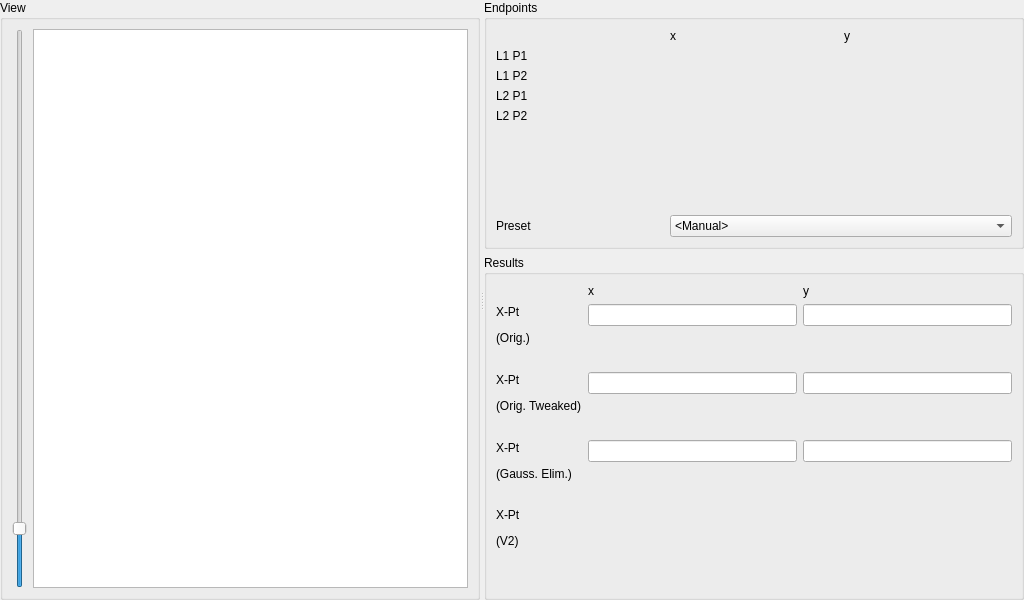
Qt form src/gui/widget.ui (JKSH/QTBUG-75146-Study) before a commit.
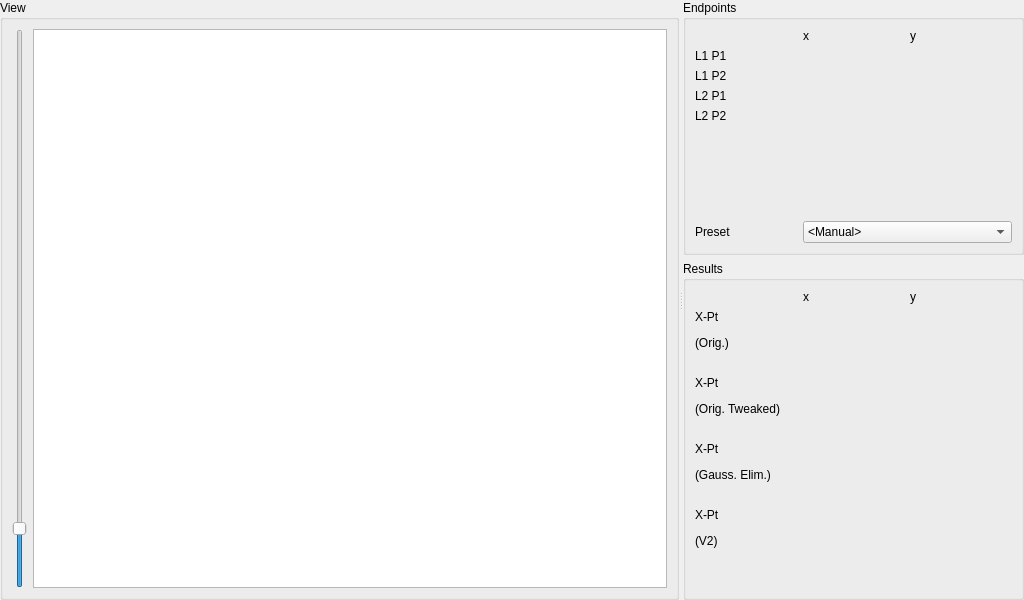
The same form after that commit. Custom widgets are drawn as their Qt base class.

Commit message: More refactoring into ResultWidget

```diff
--- a/src/gui/widget.ui
+++ b/src/gui/widget.ui
@@ -254,34 +254,6 @@
          </property>
         </widget>
        </item>
-       <item row="8" column="1" colspan="2">
-        <widget class="QLabel" name="label_iType_gaussElim">
-         <property name="text">
-          <string/>
-         </property>
-        </widget>
-       </item>
-       <item row="7" column="2">
-        <widget class="QLineEdit" name="le_iy_gaussElim">
-         <property name="readOnly">
-          <bool>true</bool>
-         </property>
-        </widget>
-       </item>
-       <item row="1" column="1">
-        <widget class="QLineEdit" name="le_ix_flsiOrig">
-         <property name="readOnly">
-          <bool>true</bool>
-         </property>
-        </widget>
-       </item>
-       <item row="4" column="1">
-        <widget class="QLineEdit" name="le_ix_flsiTweaked">
-         <property name="readOnly">
-          <bool>true</bool>
-         </property>
-        </widget>
-       </item>
        <item row="3" column="0">
         <spacer name="verticalSpacer_2">
          <property name="orientation">
@@ -305,27 +277,6 @@
          </property>
         </widget>
        </item>
-       <item row="5" column="1" colspan="2">
-        <widget class="QLabel" name="label_iType_flsiTweaked">
-         <property name="text">
-          <string/>
-         </property>
-        </widget>
-       </item>
-       <item row="1" column="2">
-        <widget class="QLineEdit" name="le_iy_flsiOrig">
-         <property name="readOnly">
-          <bool>true</bool>
-         </property>
-        </widget>
-       </item>
-       <item row="4" column="0" rowspan="2">
-        <widget class="QLabel" name="label_10">
-         <property name="text">
-          <string>&lt;html&gt;&lt;head/&gt;&lt;body&gt;&lt;p&gt;X-Pt&lt;/p&gt;&lt;p&gt;(Orig. Tweaked)&lt;/p&gt;&lt;/body&gt;&lt;/html&gt;</string>
-         </property>
-        </widget>
-       </item>
        <item row="12" column="0">
         <spacer name="verticalSpacer_4">
          <property name="orientation">
@@ -339,27 +290,6 @@
          </property>
         </spacer>
        </item>
-       <item row="7" column="0" rowspan="2">
-        <widget class="QLabel" name="label_11">
-         <property name="text">
-          <string>&lt;html&gt;&lt;head/&gt;&lt;body&gt;&lt;p&gt;X-Pt&lt;/p&gt;&lt;p&gt;(Gauss. Elim.)&lt;/p&gt;&lt;/body&gt;&lt;/html&gt;</string>
-         </property>
-        </widget>
-       </item>
-       <item row="7" column="1">
-        <widget class="QLineEdit" name="le_ix_gaussElim">
-         <property name="readOnly">
-          <bool>true</bool>
-         </property>
-        </widget>
-       </item>
-       <item row="2" column="1" colspan="2">
-        <widget class="QLabel" name="label_iType_flsiOrig">
-         <property name="text">
-          <string/>
-         </property>
-        </widget>
-       </item>
        <item row="6" column="0">
         <spacer name="verticalSpacer_3">
          <property name="orientation">
@@ -376,20 +306,6 @@
          </property>
         </spacer>
        </item>
-       <item row="1" column="0" rowspan="2">
-        <widget class="QLabel" name="label_7">
-         <property name="text">
-          <string>&lt;html&gt;&lt;head/&gt;&lt;body&gt;&lt;p&gt;X-Pt&lt;/p&gt;&lt;p&gt;(Orig.)&lt;/p&gt;&lt;/body&gt;&lt;/html&gt;</string>
-         </property>
-        </widget>
-       </item>
-       <item row="4" column="2">
-        <widget class="QLineEdit" name="le_iy_flsiTweaked">
-         <property name="readOnly">
-          <bool>true</bool>
-         </property>
-        </widget>
-       </item>
        <item row="9" column="0">
         <spacer name="verticalSpacer_5">
          <property name="orientation">
@@ -416,6 +332,36 @@
        <item row="10" column="1" colspan="2">
         <widget class="ResultWidget" name="result_flsiV2" native="true"/>
        </item>
+       <item row="1" column="1" colspan="2">
+        <widget class="ResultWidget" name="result_flsiOrig" native="true"/>
+       </item>
+       <item row="1" column="0">
+        <widget class="QLabel" name="label_7">
+         <property name="text">
+          <string>&lt;html&gt;&lt;head/&gt;&lt;body&gt;&lt;p&gt;X-Pt&lt;/p&gt;&lt;p&gt;(Orig.)&lt;/p&gt;&lt;/body&gt;&lt;/html&gt;</string>
+         </property>
+        </widget>
+       </item>
+       <item row="4" column="1" colspan="2">
+        <widget class="ResultWidget" name="result_flsiTweaked" native="true"/>
+       </item>
+       <item row="4" column="0">
+        <widget class="QLabel" name="label_10">
+         <property name="text">
+          <string>&lt;html&gt;&lt;head/&gt;&lt;body&gt;&lt;p&gt;X-Pt&lt;/p&gt;&lt;p&gt;(Orig. Tweaked)&lt;/p&gt;&lt;/body&gt;&lt;/html&gt;</string>
+         </property>
+        </widget>
+       </item>
+       <item row="7" column="1" colspan="2">
+        <widget class="ResultWidget" name="result_gaussElim" native="true"/>
+       </item>
+       <item row="7" column="0">
+        <widget class="QLabel" name="label_11">
+         <property name="text">
+          <string>&lt;html&gt;&lt;head/&gt;&lt;body&gt;&lt;p&gt;X-Pt&lt;/p&gt;&lt;p&gt;(Gauss. Elim.)&lt;/p&gt;&lt;/body&gt;&lt;/html&gt;</string>
+         </property>
+        </widget>
+       </item>
       </layout>
      </widget>
     </item>
```
The commit also changes 2 other files.
